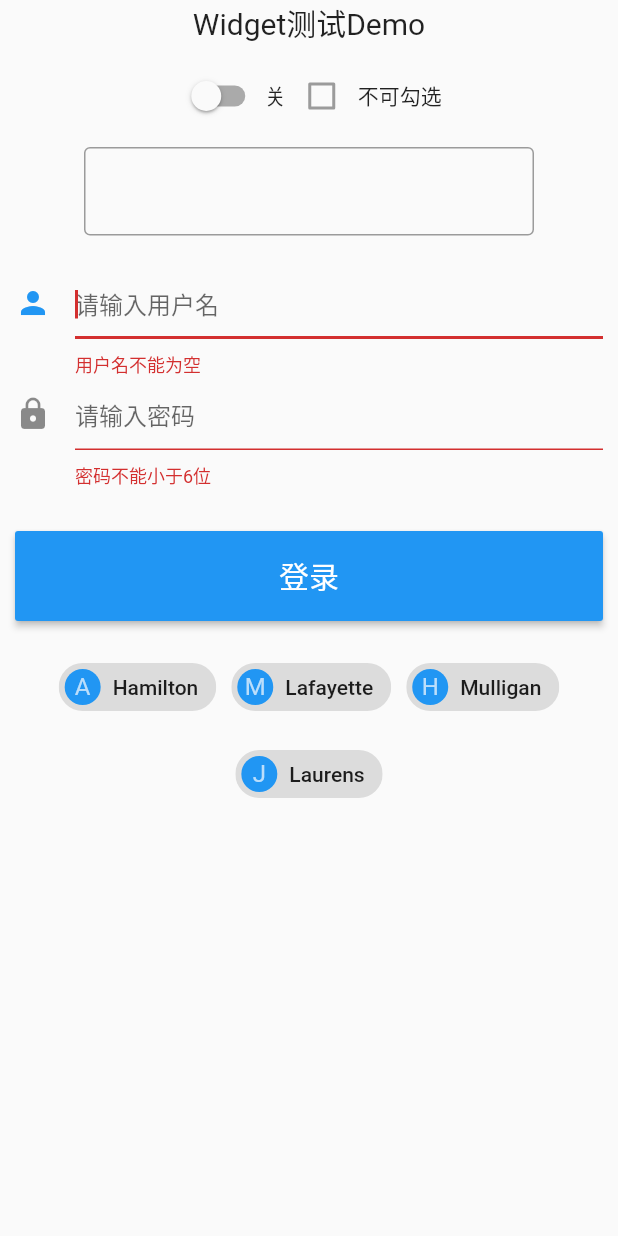
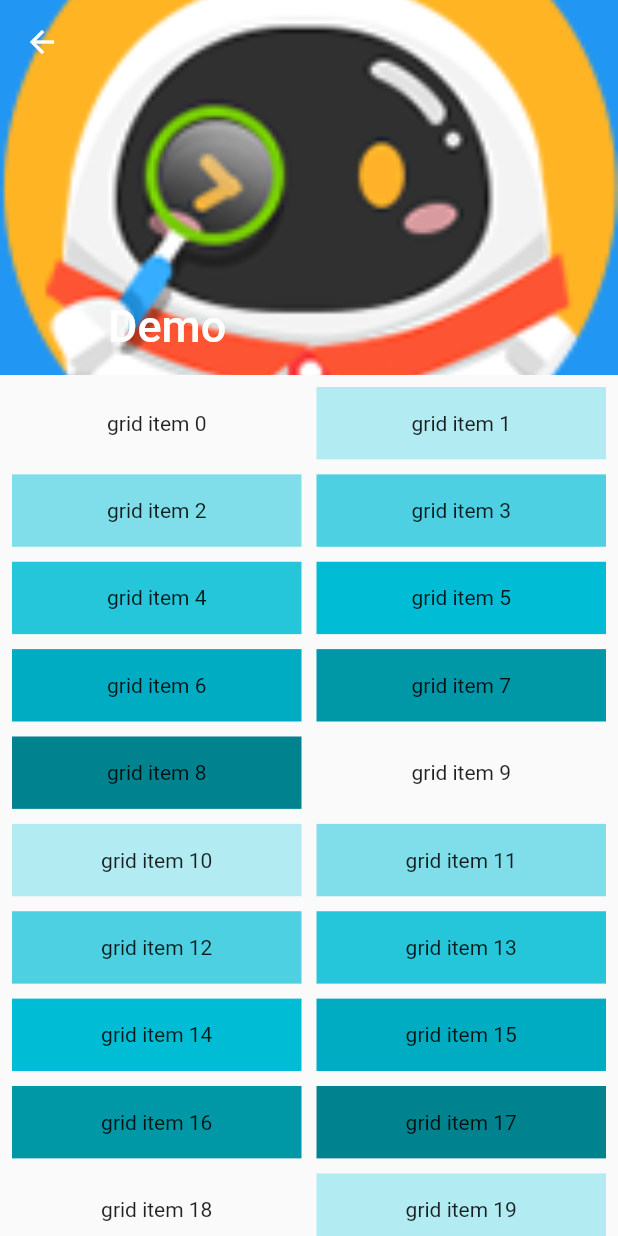
Before and after one commit to xutao123/flutter_wechat, a Flutter app: the DemoView screen opened directly, after a tap on "登录", on a phone screen of 412 x 824 dp. Run offline on Flutter 3.47's test engine with Material 2 defaults, Android fonts, the phone set to English and light mode, and no system bars; our stand-ins replace flutter_redux, redux.

Commit message:
CustomeScrollView联动滚动demo

```diff
--- /dev/null
+++ b/lib/activity/CustomScrollViewDemo.dart
@@ -0,0 +1,66 @@
+import 'package:flutter/material.dart';
+
+class CustomScrollViewTestRoute extends StatelessWidget {
+    @override
+    Widget build(BuildContext context) {
+        //因为本路由没有使用Scaffold，为了让子级Widget(如Text)使用
+        //Material Design 默认的样式风格,我们使用Material作为本路由的根。
+        return Material(
+            /// Sliver版的可滚动组件和非Sliver版的可滚动组件最大的区别就是前者不包含滚动模型（自身不能再滚动），
+            /// 而后者包含滚动模型 ，也正因如此，CustomScrollView才可以将多个Sliver"粘"在一起，
+            /// 这些Sliver共用CustomScrollView的Scrollable，所以最终才实现了统一的滑动效果
+            child: CustomScrollView(
+                slivers: <Widget>[
+                    //AppBar，包含一个导航栏
+                    SliverAppBar(
+                        pinned: true,
+                        expandedHeight: 250.0,
+                        flexibleSpace: FlexibleSpaceBar(
+                            title: const Text('Demo'),
+                            background: Image.asset(
+                                "images/avatar_0.png", fit: BoxFit.cover,),
+                        ),
+                    ),
+
+                    SliverPadding(
+                        padding: const EdgeInsets.all(8.0),
+                        sliver: new SliverGrid( //Grid
+                            gridDelegate: new SliverGridDelegateWithFixedCrossAxisCount(
+                                crossAxisCount: 2, //Grid按两列显示
+                                mainAxisSpacing: 10.0,
+                                crossAxisSpacing: 10.0,
+                                childAspectRatio: 4.0,
+                            ),
+                            delegate: new SliverChildBuilderDelegate(
+                                    (BuildContext context, int index) {
+                                    //创建子widget
+                                    return new Container(
+                                        alignment: Alignment.center,
+                                        color: Colors.cyan[100 * (index % 9)],
+                                        child: new Text('grid item $index'),
+                                    );
+                                },
+                                childCount: 20,
+                            ),
+                        ),
+                    ),
+                    //List
+                    new SliverFixedExtentList(
+                        itemExtent: 50.0,
+                        delegate: new SliverChildBuilderDelegate(
+                                (BuildContext context, int index) {
+                                //创建列表项
+                                return new Container(
+                                    alignment: Alignment.center,
+                                    color: Colors.lightBlue[100 * (index % 9)],
+                                    child: new Text('list item $index'),
+                                );
+                            },
+                            childCount: 50 //50个列表项
+                        ),
+                    ),
+                ],
+            ),
+        );
+    }
+}
--- a/lib/activity/DemoView.dart
+++ b/lib/activity/DemoView.dart
@@ -1,5 +1,6 @@
 import 'package:flutter/material.dart';
 import 'package:flutter_redux/flutter_redux.dart';
+import 'package:flutter_wechat/activity/CustomScrollViewDemo.dart';
 import 'package:flutter_wechat/redux/AppState.dart';
 import 'package:flutter_wechat/view/TitlessScaffold.dart';
 
@@ -149,6 +150,7 @@ class DemoState extends State<DemoView> {
                           } else {
                             print("登录失败");
                           }
+                          Navigator.push(context, MaterialPageRoute(builder: (context) => CustomScrollViewTestRoute()));
                         },
                       ),
                     ),
--- a/lib/activity/SearchView.dart
+++ b/lib/activity/SearchView.dart
@@ -1,5 +1,4 @@
 import 'package:flutter/material.dart';
-import 'package:flutter_wechat/util/SizeUtil.dart' as SizeUtil;
 import 'package:flutter_wechat/view/TitlessScaffold.dart';
 
 ///转场动画 hero
```
